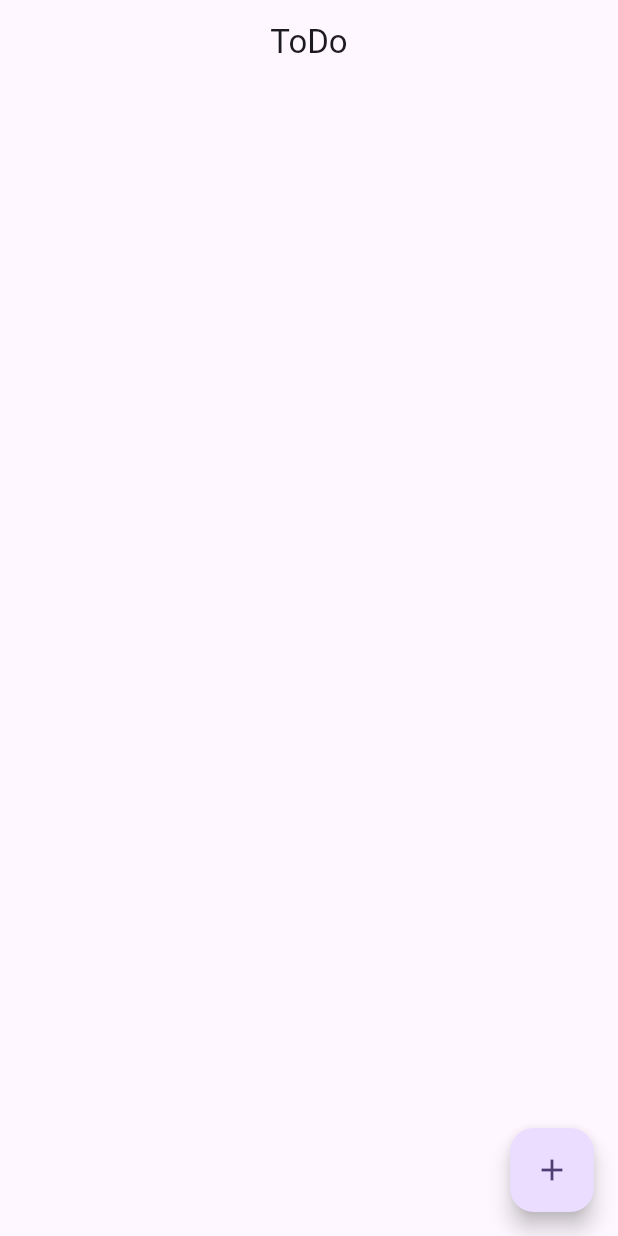
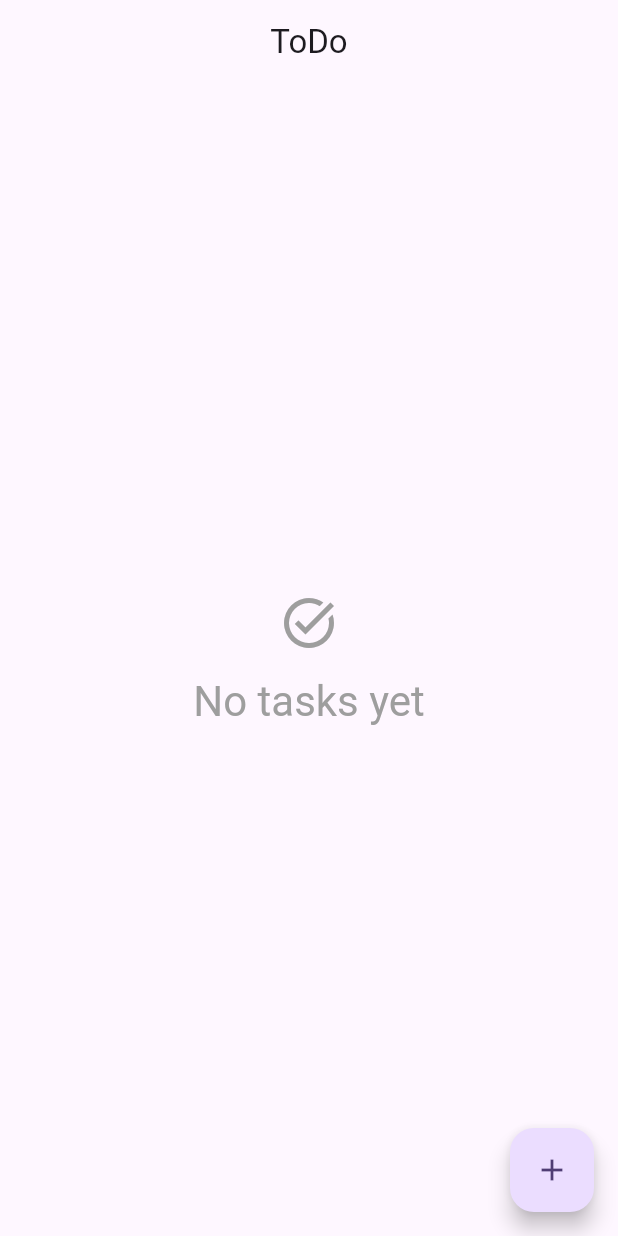
Before and after one commit to upsidr/flutter_architecture_blueprint, a Flutter app: the screen it shows after launch, on a phone screen of 412 x 824 dp. Run offline on Flutter 3.47's test engine with Material 3 defaults, Android fonts, the phone set to English and light mode, and no system bars; our stand-ins replace auto_route, clock, device_preview, flutter_hooks, freezed_annotation, gap and 5 more; generated files the repository leaves out were written again.

Commit message:
Update desgin

```diff
--- a/lib/feature/todo/task_list/task_list_page.dart
+++ b/lib/feature/todo/task_list/task_list_page.dart
@@ -5,6 +5,7 @@ import 'package:flutter_architecture_blueprint/core/domain/model/editable_user_t
 import 'package:flutter_architecture_blueprint/core/util/alert_state.dart';
 import 'package:flutter_architecture_blueprint/feature/todo/task_list/task_list_contract.dart';
 import 'package:flutter_architecture_blueprint/feature/todo/task_list/task_list_notifier.dart';
+import 'package:flutter_architecture_blueprint/feature/todo/task_list/ui_components/task_list_placeholder.dart';
 import 'package:flutter_hooks/flutter_hooks.dart';
 import 'package:gap/gap.dart';
 import 'package:hooks_riverpod/hooks_riverpod.dart';
@@ -76,6 +77,12 @@ class _TaskListBody extends HookConsumerWidget {
           )),
     );
 
+    if (taskListCompleted.isEmpty && taskListNotCompleted.isEmpty) {
+      return const Center(
+        child: TaskListPlaceholder(),
+      );
+    }
+
     return CustomScrollView(
       slivers: [
         // not completed
--- a/lib/feature/todo/task_list/ui_components/task_list_item.dart
+++ b/lib/feature/todo/task_list/ui_components/task_list_item.dart
@@ -33,8 +33,11 @@ class TaskListItem extends StatelessWidget {
       ),
       child: InkWell(
         onTap: () => sendAction(TaskListAction.taskTapped(item)),
-        child: Padding(
-          padding: const EdgeInsets.symmetric(horizontal: 8),
+        child: Container(
+          padding: const EdgeInsets.symmetric(horizontal: 8, vertical: 4),
+          decoration: const BoxDecoration(
+            border: Border(bottom: BorderSide(color: Colors.grey)),
+          ),
           child: Row(
             mainAxisAlignment: MainAxisAlignment.center,
             children: [
--- /dev/null
+++ b/lib/feature/todo/task_list/ui_components/task_list_placeholder.dart
@@ -0,0 +1,30 @@
+import 'package:flutter/material.dart';
+import 'package:gap/gap.dart';
+
+class TaskListPlaceholder extends StatelessWidget {
+  const TaskListPlaceholder({super.key});
+
+  @override
+  Widget build(BuildContext context) {
+    return Column(
+      mainAxisSize: MainAxisSize.min,
+      crossAxisAlignment: CrossAxisAlignment.center,
+      children: [
+        const Icon(
+          Icons.task_alt,
+          size: 40,
+          color: Colors.grey,
+          applyTextScaling: true,
+        ),
+        const Gap(14),
+        Text(
+          'No tasks yet',
+          style: Theme.of(context)
+              .textTheme
+              .headlineMedium
+              ?.copyWith(color: Colors.grey),
+        ),
+      ],
+    );
+  }
+}
```
